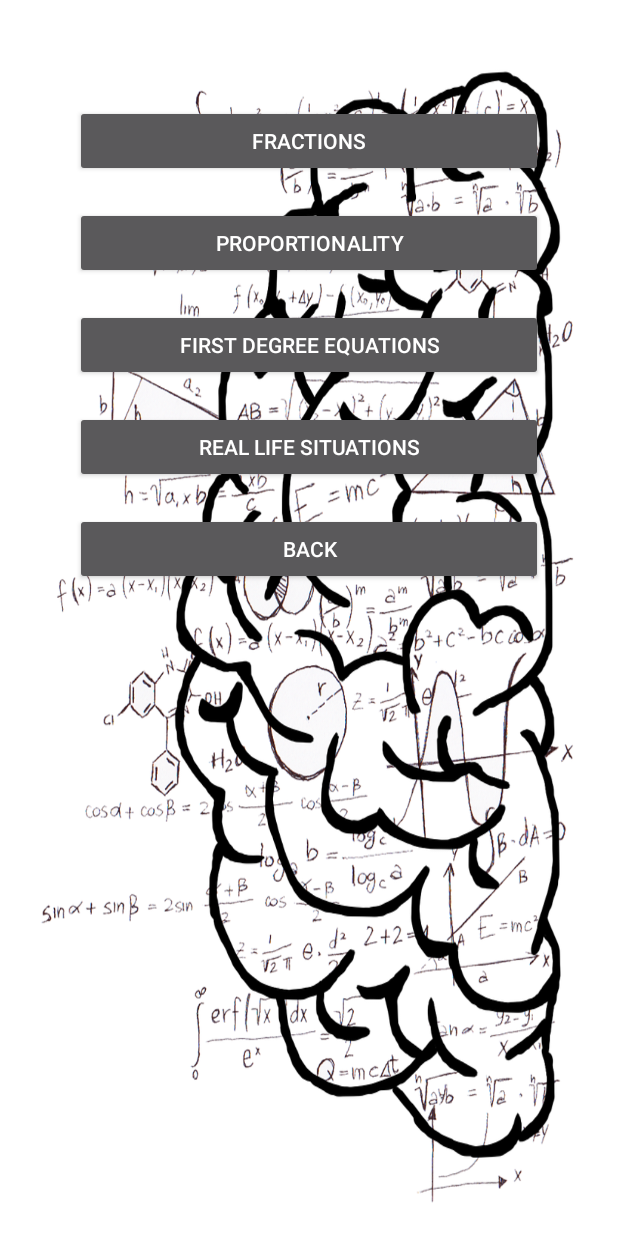
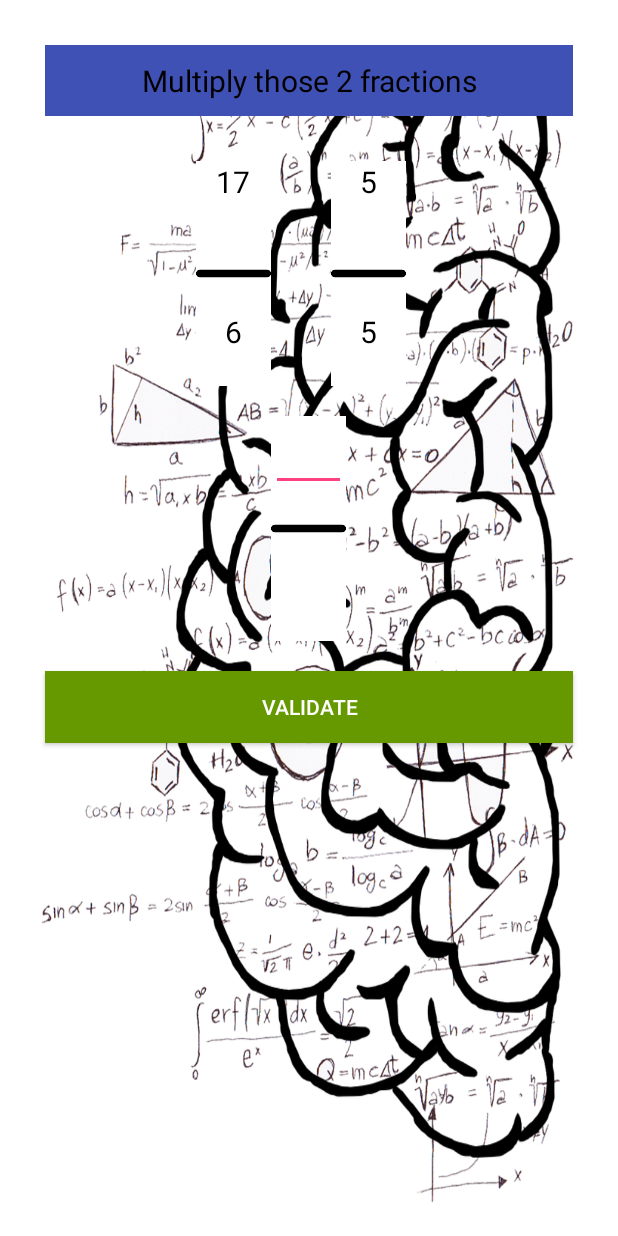
Before and after one commit to ImmortalPharaoh7/Maths101, an Android app: the screen it shows after launch (WelcomeActivity before the commit, FractionsActivity after it), after a tap on "FRACTIONS", on a phone screen of 412 x 824 dp. Run offline under Robolectric (Android 15) with nearby library versions, the phone set to English and light mode, and no system bars; 2 other taps on this screen came first.

Commit message:
Fractions algorithm, done :)

```diff
--- a/app/src/main/AndroidManifest.xml
+++ b/app/src/main/AndroidManifest.xml
@@ -21,6 +21,9 @@
         <activity
             android:name=".GCDActivity"
             android:screenOrientation="portrait" />
+        <activity
+            android:name=".FractionsActivity"
+            android:screenOrientation="portrait" />
     </application>
 
 </manifest>
--- /dev/null
+++ b/app/src/main/java/com/abdallahmeebed/maths101/FractionsActivity.java
@@ -0,0 +1,70 @@
+package com.abdallahmeebed.maths101;
+
+import android.support.v7.app.AppCompatActivity;
+import android.os.Bundle;
+import android.view.View;
+import android.widget.EditText;
+import android.widget.TextView;
+import android.widget.Toast;
+
+import java.util.Random;
+
+public class FractionsActivity extends AppCompatActivity {
+
+    TextView num1TextView, denum1TextView, num2TextView, denum2TextView;
+
+    private int num1, denum1, num2, denum2, numAns, denumAns;
+    private final int FRACTIONS_BOUNDARY = 20;
+
+    @Override
+    protected void onCreate(Bundle savedInstanceState) {
+        super.onCreate(savedInstanceState);
+        setContentView(R.layout.activity_fractions);
+
+        genNewNumbers();
+    }
+
+    public void genNewNumbers() {
+        Random random = new Random();
+
+        num1 = random.nextInt(FRACTIONS_BOUNDARY) + 1;
+        num2 = random.nextInt(FRACTIONS_BOUNDARY) + 1;
+        denum1 = random.nextInt(FRACTIONS_BOUNDARY) + 1;
+        denum2 = random.nextInt(FRACTIONS_BOUNDARY) + 1;
+
+        num1TextView = findViewById(R.id.numerator1Fractions);
+        denum1TextView = findViewById(R.id.denumerator1Fractions);
+        num2TextView = findViewById(R.id.numerator2Fractions);
+        denum2TextView = findViewById(R.id.denumerator2Fractions);
+
+        num1TextView.setText(String.valueOf(num1));
+        denum1TextView.setText(String.valueOf(denum1));
+        num2TextView.setText(String.valueOf(num2));
+        denum2TextView.setText(String.valueOf(denum2));
+
+        int gcd = GCDActivity.calcGCD(num1 * num2, denum1 * denum2);
+
+        numAns = (num1 * num2) / gcd;
+        denumAns = (denum1 * denum2) / gcd;
+    }
+
+    public void checkAnswer(View view) {
+        try {
+            EditText numAnsEditText = findViewById(R.id.numeratorAnswerFractions);
+            int numUser = Integer.parseInt(numAnsEditText.getText().toString());
+
+            EditText denumAnsEditText = findViewById(R.id.denumeratorAnswerFractions);
+            int denumUser = Integer.parseInt(denumAnsEditText.getText().toString());
+
+            if (numUser == numAns && denumUser == denumAns) {
+                Toast.makeText(this, getString(R.string.correct), Toast.LENGTH_LONG).show();
+                genNewNumbers();
+            } else {
+                Toast.makeText(this, String.format(getString(R.string.incorrectFractions), numAns, denumAns), Toast.LENGTH_SHORT).show();
+                genNewNumbers();
+            }
+        } catch (Exception e) {
+            Toast.makeText(this, getString(R.string.emptyNumber), Toast.LENGTH_SHORT).show();
+        }
+    }
+}
--- a/app/src/main/java/com/abdallahmeebed/maths101/GCDActivity.java
+++ b/app/src/main/java/com/abdallahmeebed/maths101/GCDActivity.java
@@ -25,7 +25,7 @@ public class GCDActivity extends AppCompatActivity {
 
     }
 
-    public int calcGCD(int firstNum, int secondNum) {
+    public static int calcGCD(int firstNum, int secondNum) {
         if (secondNum == 0) return firstNum;
         return calcGCD(secondNum, firstNum % secondNum);
     }
--- a/app/src/main/java/com/abdallahmeebed/maths101/WelcomeActivity.java
+++ b/app/src/main/java/com/abdallahmeebed/maths101/WelcomeActivity.java
@@ -102,6 +102,8 @@ public class  WelcomeActivity extends AppCompatActivity{
             fragmentTransaction.replace(android.R.id.content, numberQuestionFragment);
         } else if (view == findViewById(R.id.greatestCommonDividerButton)) {
             startActivity(new Intent(this, GCDActivity.class));
+        } else if (view == findViewById(R.id.fractionsButton)) {
+            startActivity(new Intent(this, FractionsActivity.class));
         }
         fragmentTransaction.commit();
     }
--- /dev/null
+++ b/app/src/main/res/layout/activity_fractions.xml
@@ -0,0 +1,152 @@
+<?xml version="1.0" encoding="utf-8"?>
+<android.support.constraint.ConstraintLayout xmlns:android="http://schemas.android.com/apk/res/android"
+    xmlns:app="http://schemas.android.com/apk/res-auto"
+    xmlns:tools="http://schemas.android.com/tools"
+    android:layout_width="match_parent"
+    android:layout_height="match_parent"
+    tools:context="com.abdallahmeebed.maths101.FractionsActivity">
+
+    <LinearLayout
+        android:id="@+id/linearLayout"
+        android:layout_width="0dp"
+        android:layout_height="0dp"
+        android:gravity="center_horizontal"
+        android:orientation="vertical"
+        app:layout_constraintBottom_toBottomOf="parent"
+        app:layout_constraintEnd_toEndOf="parent"
+        app:layout_constraintHorizontal_bias="1.0"
+        app:layout_constraintStart_toStartOf="parent"
+        app:layout_constraintTop_toTopOf="parent"
+        app:layout_constraintVertical_bias="1.0">
+
+        <TextView
+            android:layout_width="match_parent"
+            android:layout_height="wrap_content"
+            android:layout_margin="30dp"
+            android:background="@color/colorPrimary"
+            android:padding="10dp"
+            android:text="@string/fractionsPrompt"
+            android:textAlignment="center"
+            android:textColor="@android:color/black"
+            android:textSize="20sp" />
+
+
+        <LinearLayout
+            android:layout_width="wrap_content"
+            android:layout_height="wrap_content"
+            android:orientation="horizontal">
+
+            <LinearLayout
+                android:layout_width="50dp"
+                android:layout_height="150dp"
+                android:layout_marginLeft="20dp"
+                android:layout_marginRight="20dp"
+                android:background="#ffffff"
+                android:orientation="vertical">
+
+                <TextView
+                    android:id="@+id/numerator1Fractions"
+                    android:layout_width="50dp"
+                    android:layout_height="50dp"
+                    android:textColor="@android:color/black"
+                    android:textSize="20sp"
+                    android:textAlignment="center" />
+
+                <ImageView
+                    android:layout_width="50dp"
+                    android:layout_height="50dp"
+                    android:src="@drawable/horizontal_line" />
+
+                <TextView
+                    android:id="@+id/denumerator1Fractions"
+                    android:layout_width="50dp"
+                    android:layout_height="50dp"
+                    android:textColor="@android:color/black"
+                    android:textSize="20sp"
+                    android:textAlignment="center" />
+
+            </LinearLayout>
+
+            <LinearLayout
+                android:layout_width="50dp"
+                android:layout_height="150dp"
+                android:background="#ffffff"
+                android:layout_marginLeft="20dp"
+                android:layout_marginRight="30dp"
+                android:orientation="vertical">
+
+                <TextView
+                    android:id="@+id/numerator2Fractions"
+                    android:layout_width="50dp"
+                    android:layout_height="50dp"
+                    android:textColor="@android:color/black"
+                    android:textSize="20sp"
+                    android:textAlignment="center" />
+
+                <ImageView
+                    android:layout_width="50dp"
+                    android:layout_height="50dp"
+                    android:src="@drawable/horizontal_line" />
+
+                <TextView
+                    android:id="@+id/denumerator2Fractions"
+                    android:layout_width="50dp"
+                    android:layout_height="50dp"
+                    android:textColor="@android:color/black"
+                    android:textSize="20sp"
+                    android:textAlignment="center" />
+
+
+            </LinearLayout>
+
+        </LinearLayout>
+
+
+        <LinearLayout
+            android:layout_width="wrap_content"
+            android:layout_height="wrap_content"
+            android:layout_marginBottom="20dp"
+            android:layout_marginTop="20dp"
+            android:background="#ffffff"
+            android:orientation="vertical">
+
+            <EditText
+                android:id="@+id/numeratorAnswerFractions"
+                android:layout_width="50dp"
+                android:layout_height="50dp"
+                android:ems="15"
+                android:inputType="number"
+                android:textColor="@android:color/black"
+                android:textSize="20sp"
+                android:textAlignment="center" />
+
+            <ImageView
+                android:layout_width="50dp"
+                android:layout_height="50dp"
+                android:src="@drawable/horizontal_line" />
+
+            <EditText
+                android:id="@+id/denumeratorAnswerFractions"
+                android:layout_width="50dp"
+                android:layout_height="50dp"
+                android:ems="15"
+                android:inputType="number"
+                android:textColor="@android:color/black"
+                android:textSize="20sp"
+                android:textAlignment="center" />
+        </LinearLayout>
+
+        <Button
+            android:id="@+id/validateGCDButton"
+            android:layout_width="match_parent"
+            android:layout_height="wrap_content"
+            android:layout_marginLeft="30dp"
+            android:layout_marginRight="30dp"
+            android:background="@android:color/holo_green_dark"
+            android:text="@string/validateButton"
+            android:onClick="checkAnswer" />
+
+
+    </LinearLayout>
+
+</android.support.constraint.ConstraintLayout>
--- a/app/src/main/res/layout/number_question_fragment.xml
+++ b/app/src/main/res/layout/number_question_fragment.xml
@@ -44,7 +44,7 @@
                 android:background="@color/colorPrimary"
                 android:ems="15"
                 android:hint="@string/hintNumber"
-                android:inputType="number"
+                android:inputType="numberDecimal"
                 android:labelFor="@id/numberQuestionAnswer"
                 android:padding="10dp"
                 android:textColor="@android:color/background_dark" />
--- a/app/src/main/res/values/strings.xml
+++ b/app/src/main/res/values/strings.xml
@@ -41,4 +41,6 @@
     <string name="viewSolution">View Solution</string>
     <string name="gcdPrompt">Find the Greatest Common Divider (GCD) of these two numbers:</string>
     <string name="incorrectGCD">Incorrect! The answer was %d</string>
+    <string name="fractionsPrompt">Multiply those 2 fractions</string>
+    <string name="incorrectFractions">Incorrect! The answer was %d / %d</string>
 </resources>
```
Also changed, not shown: app/src/main/res/drawable/horizontal_line.png (added).
